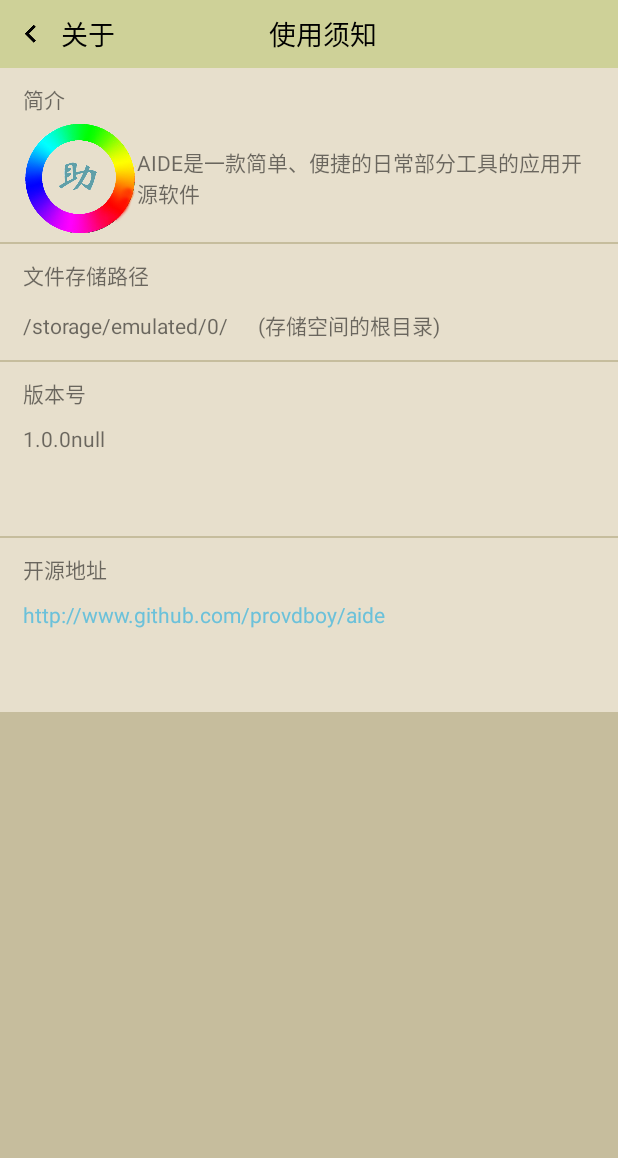
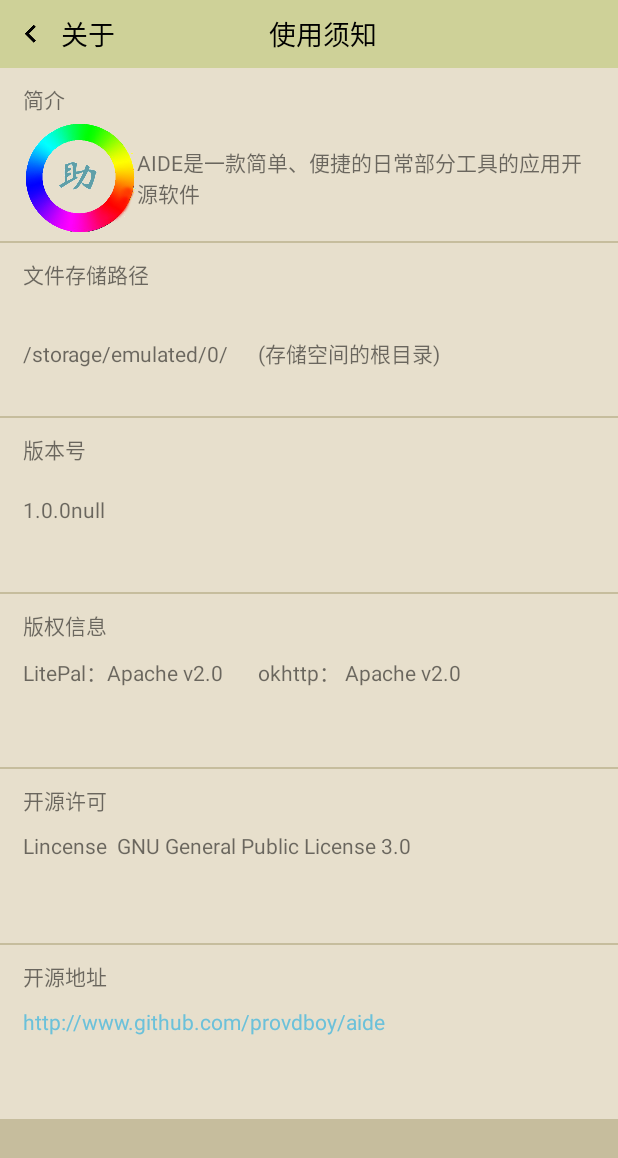
Before and after one commit to msmtmsmt123/AIDE-2, an Android app: the About_ShiYongActivity screen opened directly, with no data from a screen before it, on a phone screen of 412 x 824 dp. Shown: the top 1158 px of the screen. Run offline under Robolectric (Android 15) with nearby library versions, the phone set to English and light mode, and no system bars.

Commit message:
第一次提交

```diff
--- a/app/src/main/res/layout/about_shiyong.xml
+++ b/app/src/main/res/layout/about_shiyong.xml
@@ -52,7 +52,7 @@
         <LinearLayout
             android:layout_width="match_parent"
             android:layout_height="0dp"
-            android:layout_weight="0.1"
+            android:layout_weight="0.15"
             android:orientation="vertical"
             android:background="@color/mibai"
             android:layout_marginTop="1dp">
@@ -88,11 +88,58 @@
                 android:id="@+id/bb_num"
                 android:layout_width="match_parent"
                 android:layout_height="wrap_content"
+                android:layout_marginTop="20dp"
+                android:layout_marginLeft="15dp"
+                android:gravity="center|left"
+                android:layout_marginRight="15dp"
+                android:text="1.0.0"/>
+        </LinearLayout>
+        <LinearLayout
+            android:id="@+id/line_ur2"
+            android:layout_width="match_parent"
+            android:layout_height="0dp"
+            android:layout_weight="0.15"
+            android:orientation="vertical"
+            android:background="@color/mibai"
+            android:layout_marginTop="1dp">
+            <TextView
+                android:layout_width="match_parent"
+                android:layout_height="wrap_content"
+                android:layout_marginTop="10dp"
+                android:layout_marginLeft="15dp"
+                android:layout_marginRight="15dp"
+                android:text="版权信息"/>
+            <TextView
+                android:layout_width="match_parent"
+                android:layout_height="wrap_content"
                 android:layout_marginTop="10dp"
                 android:layout_marginLeft="15dp"
                 android:gravity="center|left"
                 android:layout_marginRight="15dp"
-                android:text="1.0.0"/>
+                android:text="LitePal：Apache v2.0       okhttp： Apache v2.0"/>
+        </LinearLayout>
+        <LinearLayout
+            android:layout_width="match_parent"
+            android:layout_height="0dp"
+            android:layout_weight="0.15"
+            android:orientation="vertical"
+            android:background="@color/mibai"
+            android:layout_marginTop="1dp">
+            <TextView
+                android:layout_width="match_parent"
+                android:layout_height="wrap_content"
+                android:layout_marginTop="10dp"
+                android:layout_marginLeft="15dp"
+                android:layout_marginRight="15dp"
+                android:text="开源许可"/>
+            <TextView
+                android:layout_width="match_parent"
+                android:layout_height="wrap_content"
+                android:layout_marginTop="10dp"
+                android:layout_marginLeft="15dp"
+                android:gravity="center|left"
+                android:layout_marginRight="15dp"
+                android:text="Lincense  GNU General Public License 3.0"/>
         </LinearLayout>
         <LinearLayout
             android:id="@+id/line_url"
@@ -119,6 +166,5 @@
                 android:layout_marginRight="15dp"
                 android:text="http://www.github.com/provdboy/aide"/>
         </LinearLayout>
-
     </LinearLayout>
 </LinearLayout>
```
